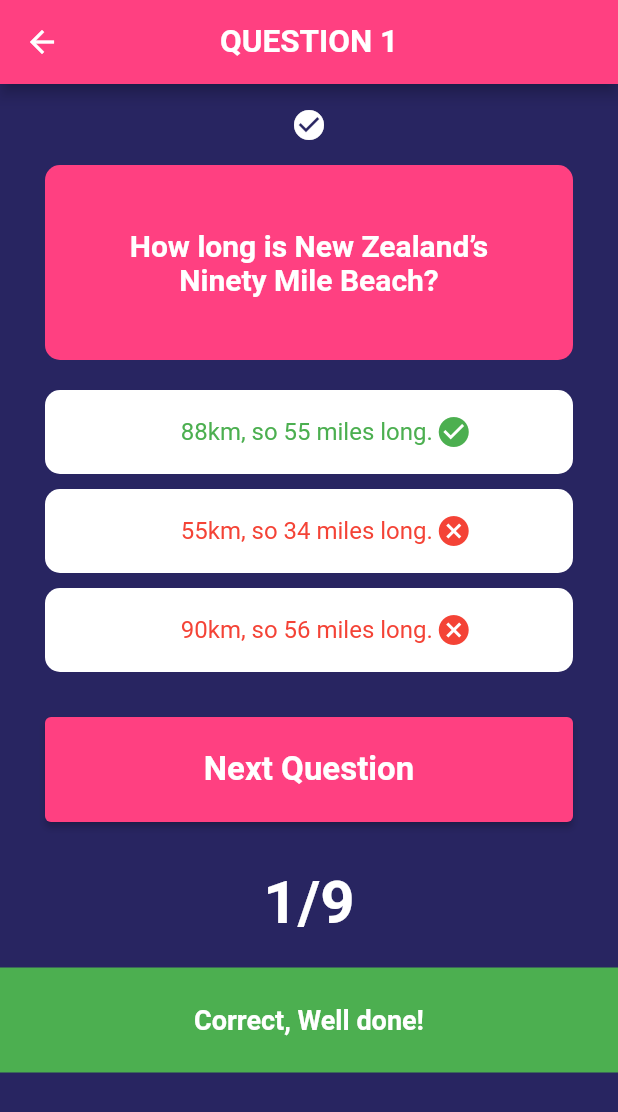
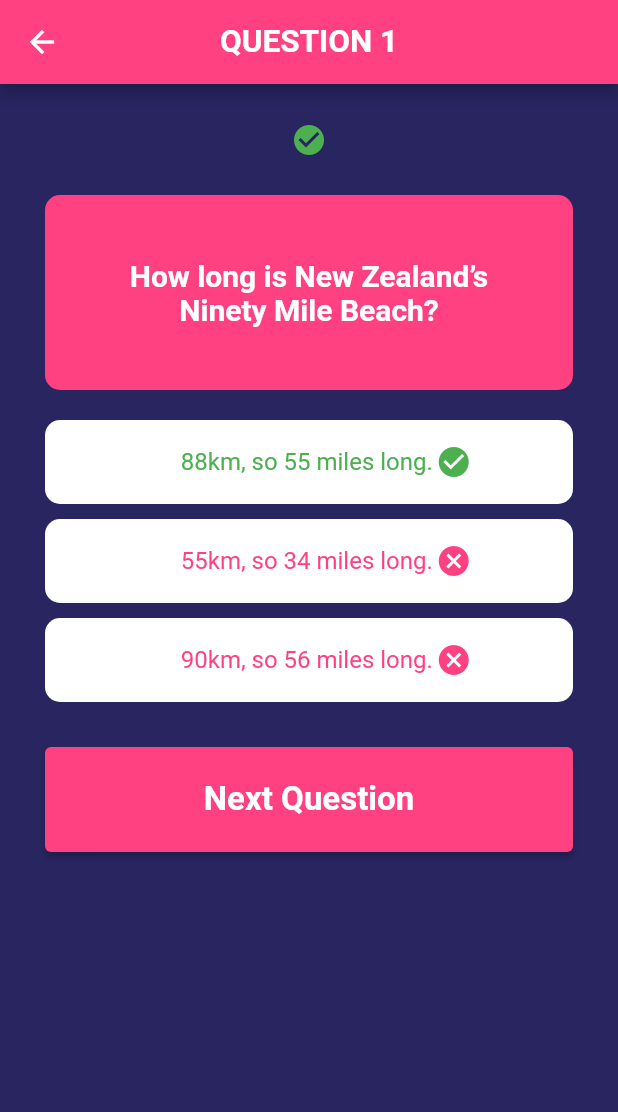
Before and after one commit to NavinduK/sci_que, a Flutter app: the Question screen opened directly, after a tap on an icon or button, on a phone screen of 412 x 824 dp. Shown: the top 1112 px of the screen. Run offline on Flutter 3.47's test engine with Material 2 defaults, Android fonts, the phone set to English and light mode, and no system bars; our stand-ins replace animate_do, fluttertoast.

Commit message:
Questions and alerts

```diff
--- a/lib/Views/LoginPage.dart
+++ b/lib/Views/LoginPage.dart
@@ -91,7 +91,7 @@ class _State extends State<LoginPage> {
       Fluttertoast.showToast(
         msg: "Password Incorrect",
         toastLength: Toast.LENGTH_SHORT,
-        gravity: ToastGravity.BOTTOM, // Also possible "TOP" and "CENTER"
+        gravity: ToastGravity.BOTTOM,
       );
     }
   }
--- a/lib/Views/Question.dart
+++ b/lib/Views/Question.dart
@@ -1,4 +1,8 @@
 import 'package:flutter/material.dart';
+import 'package:fluttertoast/fluttertoast.dart';
+import 'package:sci_que/Util/Util.dart';
+import 'package:sci_que/Views/Home.dart';
+import 'package:sci_que/Widgets/Alert.dart';
 import 'package:sci_que/Widgets/Answer.dart';
 
 class Question extends StatefulWidget {
@@ -24,12 +28,23 @@ class _QuestionState extends State<Question> {
         _totalScore++;
         correctAnswerSelected = true;
       }
+      print(answerWasSelected);
+      print(endOfQuiz);
+      print(correctAnswerSelected);
+      if (!endOfQuiz && !correctAnswerSelected) {
+        print('correct toast');
+        Fluttertoast.showToast(
+          msg: "Wrong answer",
+          toastLength: Toast.LENGTH_SHORT,
+          gravity: ToastGravity.BOTTOM,
+        );
+      }
       // adding to the score tracker on top
       _scoreTracker.add(
         answerScore
             ? Icon(
                 Icons.check_circle,
-                color: Colors.white,
+                color: Colors.green,
               )
             : Icon(
                 Icons.cancel_sharp,
@@ -50,10 +65,6 @@ class _QuestionState extends State<Question> {
       answerWasSelected = false;
       correctAnswerSelected = false;
     });
-    // what happens at the end of the quiz
-    if (_questionIndex >= _questions.length) {
-      _resetQuiz();
-    }
   }
 
   void _resetQuiz() {
@@ -61,6 +72,8 @@ class _QuestionState extends State<Question> {
       _questionIndex = 0;
       _totalScore = 0;
       _scoreTracker = [];
+      correctAnswerSelected = false;
+      answerWasSelected = false;
       endOfQuiz = false;
     });
   }
@@ -82,7 +95,7 @@ class _QuestionState extends State<Question> {
         child: Column(
           children: [
             SizedBox(
-              height: 15.0,
+              height: 25.0,
             ),
             Row(
               mainAxisAlignment: MainAxisAlignment.center,
@@ -95,7 +108,7 @@ class _QuestionState extends State<Question> {
               ],
             ),
             SizedBox(
-              height: 15.0,
+              height: 25.0,
             ),
             Container(
               width: double.infinity,
@@ -131,7 +144,7 @@ class _QuestionState extends State<Question> {
                 answerColor: answerWasSelected
                     ? answer['score'] as bool
                         ? Colors.green
-                        : Colors.red
+                        : Colors.pinkAccent
                     : Color.fromRGBO(40, 37, 97, 1),
                 answerTap: () {
                   // if answer was already selected then nothing happens onTap
@@ -160,7 +173,41 @@ class _QuestionState extends State<Question> {
                     ));
                     return;
                   }
-                  _nextQuestion();
+                  if (endOfQuiz) {
+                    showDialog<String>(
+                      context: context,
+                      builder: (BuildContext context) => AlertDialog(
+                        title: Center(
+                          child: Text(_totalScore > 4
+                              ? 'Congratulations!'
+                              : 'Better luck next time!'),
+                        ),
+                        content: Container(
+                          height: 40,
+                          child: Center(
+                            child: Text(_totalScore > 4
+                                ? 'Your final score is: $_totalScore'
+                                : 'Your final score is: $_totalScore.'),
+                          ),
+                        ),
+                        actions: <Widget>[
+                          TextButton(
+                            onPressed: () =>
+                                UtilFunctions.navigateTo(context, HOME()),
+                            child: const Text('Home'),
+                          ),
+                          TextButton(
+                            onPressed: () {
+                              _resetQuiz();
+                              Navigator.pop(context);
+                            },
+                            child: const Text('Restart Quiz'),
+                          ),
+                        ],
+                      ),
+                    );
+                  } else
+                    _nextQuestion();
                 },
                 child: Text(
                   endOfQuiz ? 'Restart Quiz' : 'Next Question',
@@ -168,52 +215,28 @@ class _QuestionState extends State<Question> {
                 ),
               ),
             ),
-            Container(
-              padding: EdgeInsets.all(20.0),
-              child: Text(
-                '${_totalScore.toString()}/${_questions.length}',
-                style: TextStyle(
-                    color: Colors.white,
-                    fontSize: 40.0,
-                    fontWeight: FontWeight.bold),
-              ),
+            SizedBox(
+              height: 25,
             ),
-            if (answerWasSelected && !endOfQuiz)
-              Container(
-                height: 70,
-                width: double.infinity,
-                color: correctAnswerSelected ? Colors.green : Colors.red,
-                child: Center(
-                  child: Text(
-                    correctAnswerSelected
-                        ? 'Correct, Well done!'
-                        : 'Wrong, Try next time!',
-                    style: TextStyle(
-                      fontSize: 18.0,
-                      fontWeight: FontWeight.bold,
-                      color: Colors.white,
-                    ),
-                  ),
-                ),
-              ),
-            if (endOfQuiz)
-              Container(
-                height: 80,
-                width: double.infinity,
-                color: Colors.black,
-                child: Center(
-                  child: Text(
-                    _totalScore > 4
-                        ? 'Congratulations! Your final score is: $_totalScore'
-                        : 'Your final score is: $_totalScore. Better luck next time!',
-                    style: TextStyle(
-                      fontSize: 20.0,
-                      fontWeight: FontWeight.bold,
-                      color: _totalScore > 4 ? Colors.green : Colors.red,
-                    ),
-                  ),
-                ),
-              ),
+            // if (endOfQuiz)
+            // Alert()
+            // Container(
+            //   height: 80,
+            //   width: double.infinity,
+            //   color: Colors.black,
+            //   child: Center(
+            //     child: Text(
+            //       _totalScore > 4
+            //           ? 'Congratulations! Your final score is: $_totalScore'
+            //           : 'Your final score is: $_totalScore. Better luck next time!',
+            //       style: TextStyle(
+            //         fontSize: 20.0,
+            //         fontWeight: FontWeight.bold,
+            //         color: _totalScore > 4 ? Colors.green : Colors.red,
+            //       ),
+            //     ),
+            //   ),
+            // ),
           ],
         ),
       ),
```
Also changed, not shown: lib/Widgets/Alert.dart (added, +29 -0 lines), lib/Widgets/Interraction.dart (+61 -61 lines).
